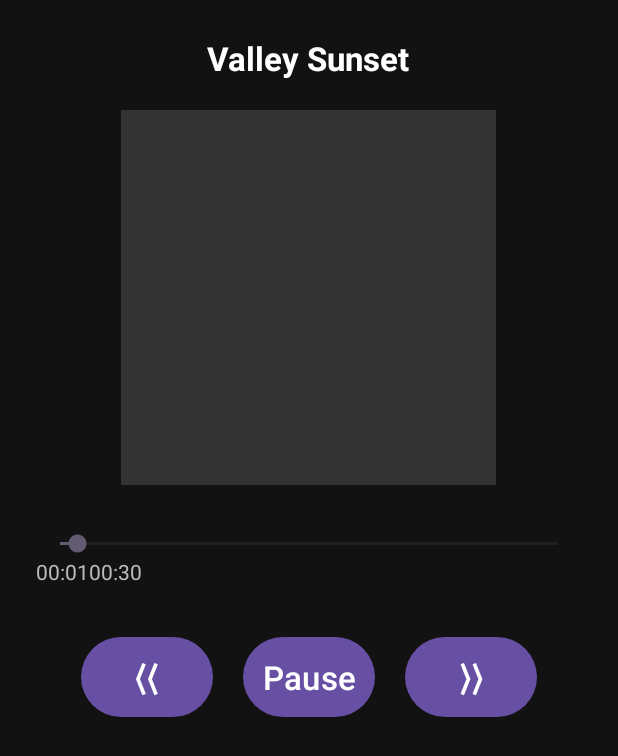
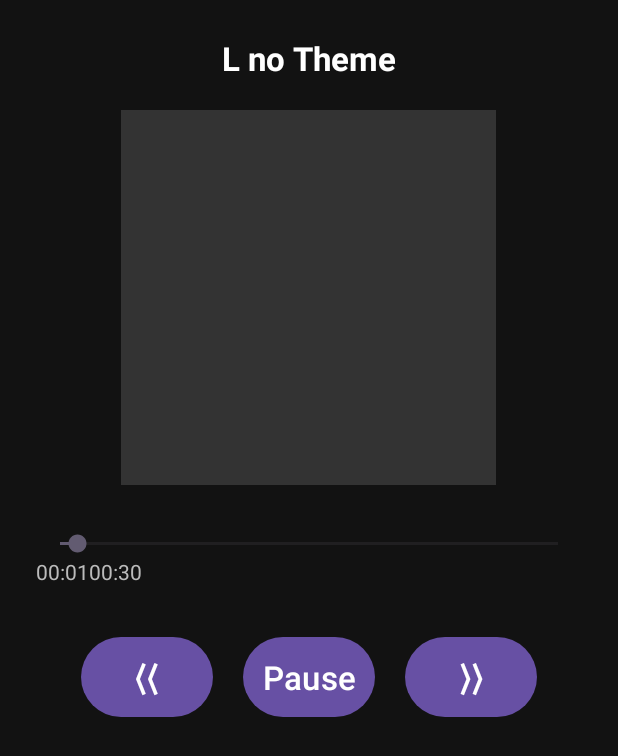
Before and after one commit to Rithesh077/myMusicPlayer, an Android app: the screen it shows after launch (MainActivity), after a tap on "⟨⟨", on a phone screen of 412 x 824 dp. Shown: the top 756 px of the screen. Run offline under Robolectric (Android 15) with nearby library versions, the phone set to English and light mode, and no system bars.

Commit message:
new:few more songs

```diff
--- a/app/src/main/java/com/example/mymusicplayer/MainActivity.kt
+++ b/app/src/main/java/com/example/mymusicplayer/MainActivity.kt
@@ -25,13 +25,25 @@ class MainActivity : AppCompatActivity() {
     private val songs = listOf(
         R.raw.relax_beat,
         R.raw.spirit_in_the_woods,
-        R.raw.valley_sunset
+        R.raw.valley_sunset,
+        R.raw.daredevil,
+        R.raw.my_mind_goes_wah_wah,
+        R.raw.awake,
+        R.raw.perfect_cell_theme,
+        R.raw.nightmare_king,
+        R.raw.l_no_theme
     )
 
     private val songNames = listOf(
         "Relax Beat",
         "Spirit in the Woods",
-        "Valley Sunset"
+        "Valley Sunset",
+        "Daredevil",
+        "My Mind Goes Wah Wah",
+        "Awake",
+        "Perfect Cell Theme",
+        "Nightmare King",
+        "L no Theme"
     )
 
     @SuppressLint("MissingInflatedId")
--- a/gradle/libs.versions.toml
+++ b/gradle/libs.versions.toml
@@ -1,5 +1,5 @@
 [versions]
-agp = "8.13.0"
+agp = "8.13.1"
 kotlin = "2.0.21"
 coreKtx = "1.17.0"
 junit = "4.13.2"
```
Also changed, not shown: 7 other files.
